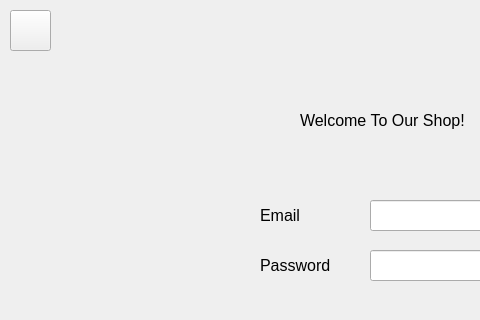
First picture: the form in front end/login.ui, repository Eugeo101/Commerce-Marketplace-system, before the edit; both pictures show x 0 to 480 and y 0 to 320 of the 800 by 600 pixel window.
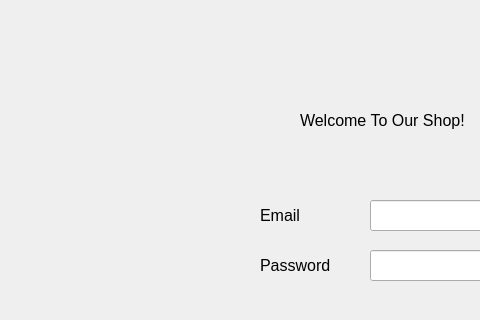
Second picture: the form after the edit.

Commit message: adding back buttons

```diff
--- a/front end/login.ui
+++ b/front end/login.ui
@@ -130,19 +130,6 @@
      </rect>
     </property>
    </widget>
-   <widget class="QPushButton" name="backbutton">
-    <property name="geometry">
-     <rect>
-      <x>10</x>
-      <y>10</y>
-      <width>41</width>
-      <height>41</height>
-     </rect>
-    </property>
-    <property name="text">
-     <string/>
-    </property>
-   </widget>
   </widget>
   <widget class="QMenuBar" name="menubar">
    <property name="geometry">
```
The commit also changes 3 other files.
